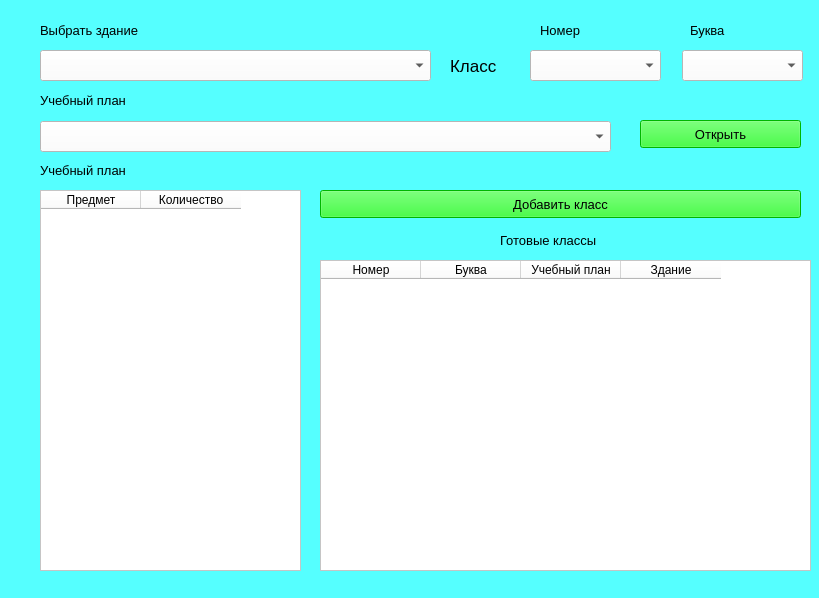
Qt form frontend/MyClasses.ui (saaasssska/helper_by_school) before a commit.
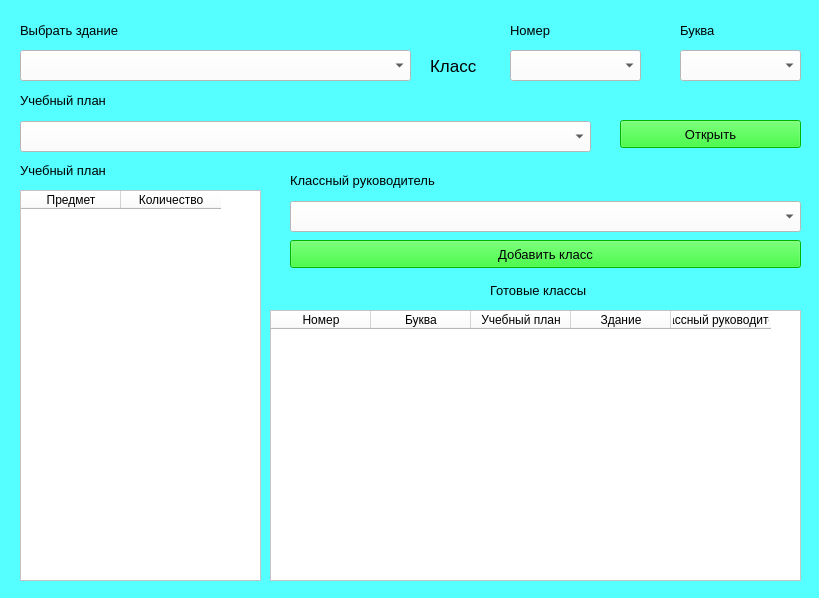
The same form after that commit.

```diff
--- a/frontend/MyClasses.ui
+++ b/frontend/MyClasses.ui
@@ -22,9 +22,9 @@
    </property>
    <property name="geometry">
     <rect>
-     <x>640</x>
+     <x>620</x>
      <y>120</y>
-     <width>161</width>
+     <width>181</width>
      <height>28</height>
     </rect>
    </property>
@@ -47,10 +47,10 @@
    </property>
    <property name="geometry">
     <rect>
-     <x>40</x>
+     <x>20</x>
      <y>190</y>
-     <width>261</width>
-     <height>381</height>
+     <width>241</width>
+     <height>391</height>
     </rect>
    </property>
    <property name="font">
@@ -75,9 +75,9 @@
   <widget class="QPushButton" name="push_add_class">
    <property name="geometry">
     <rect>
-     <x>320</x>
-     <y>190</y>
-     <width>481</width>
+     <x>290</x>
+     <y>240</y>
+     <width>511</width>
      <height>28</height>
     </rect>
    </property>
@@ -100,10 +100,10 @@
    </property>
    <property name="geometry">
     <rect>
-     <x>320</x>
-     <y>260</y>
-     <width>491</width>
-     <height>311</height>
+     <x>270</x>
+     <y>310</y>
+     <width>531</width>
+     <height>271</height>
     </rect>
    </property>
    <property name="font">
@@ -134,11 +134,16 @@
      <string>Здание</string>
     </property>
    </column>
+   <column>
+    <property name="text">
+     <string>Классный руководитель</string>
+    </property>
+   </column>
   </widget>
   <widget class="QLabel" name="label">
    <property name="geometry">
     <rect>
-     <x>40</x>
+     <x>20</x>
      <y>20</y>
      <width>141</width>
      <height>21</height>
@@ -156,7 +161,7 @@
   <widget class="QComboBox" name="choice_build">
    <property name="geometry">
     <rect>
-     <x>40</x>
+     <x>20</x>
      <y>50</y>
      <width>391</width>
      <height>31</height>
@@ -177,7 +182,7 @@
    </property>
    <property name="geometry">
     <rect>
-     <x>40</x>
+     <x>20</x>
      <y>121</y>
      <width>571</width>
      <height>31</height>
@@ -195,7 +200,7 @@
   <widget class="QComboBox" name="class_number">
    <property name="geometry">
     <rect>
-     <x>530</x>
+     <x>510</x>
      <y>50</y>
      <width>131</width>
      <height>31</height>
@@ -213,7 +218,7 @@
   <widget class="QLabel" name="label_2">
    <property name="geometry">
     <rect>
-     <x>450</x>
+     <x>430</x>
      <y>50</y>
      <width>71</width>
      <height>31</height>
@@ -231,7 +236,7 @@
   <widget class="QLabel" name="label_3">
    <property name="geometry">
     <rect>
-     <x>540</x>
+     <x>510</x>
      <y>20</y>
      <width>51</width>
      <height>21</height>
@@ -249,7 +254,7 @@
   <widget class="QComboBox" name="class_letter">
    <property name="geometry">
     <rect>
-     <x>682</x>
+     <x>680</x>
      <y>50</y>
      <width>121</width>
      <height>31</height>
@@ -267,7 +272,7 @@
   <widget class="QLabel" name="label_4">
    <property name="geometry">
     <rect>
-     <x>690</x>
+     <x>680</x>
      <y>20</y>
      <width>61</width>
      <height>21</height>
@@ -285,7 +290,7 @@
   <widget class="QLabel" name="label_5">
    <property name="geometry">
     <rect>
-     <x>40</x>
+     <x>20</x>
      <y>90</y>
      <width>211</width>
      <height>21</height>
@@ -303,7 +308,7 @@
   <widget class="QLabel" name="label_7">
    <property name="geometry">
     <rect>
-     <x>40</x>
+     <x>20</x>
      <y>160</y>
      <width>191</width>
      <height>21</height>
@@ -321,8 +326,8 @@
   <widget class="QLabel" name="label_8">
    <property name="geometry">
     <rect>
-     <x>500</x>
-     <y>230</y>
+     <x>490</x>
+     <y>280</y>
      <width>161</width>
      <height>21</height>
     </rect>
@@ -336,6 +341,42 @@
     <string>Готовые классы</string>
    </property>
   </widget>
+  <widget class="QComboBox" name="line_class_teacher">
+   <property name="geometry">
+    <rect>
+     <x>290</x>
+     <y>201</y>
+     <width>511</width>
+     <height>31</height>
+    </rect>
+   </property>
+   <property name="font">
+    <font>
+     <pointsize>10</pointsize>
+    </font>
+   </property>
+   <property name="styleSheet">
+    <string notr="true">background-color: rgb(255, 255, 255);</string>
+   </property>
+  </widget>
+  <widget class="QLabel" name="label_6">
+   <property name="geometry">
+    <rect>
+     <x>290</x>
+     <y>170</y>
+     <width>371</width>
+     <height>21</height>
+    </rect>
+   </property>
+   <property name="font">
+    <font>
+     <pointsize>10</pointsize>
+    </font>
+   </property>
+   <property name="text">
+    <string>Классный руководитель</string>
+   </property>
+  </widget>
  </widget>
  <resources/>
  <connections/>
```
